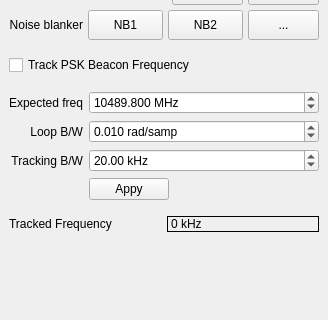
The window that src/qtgui/dockrxopt.ui (mpbraendli/gqrx) describes before a commit, drawn with Qt 5; both pictures show x 0 to 328 and y 254 to 574 of the 328 by 688 pixel window.
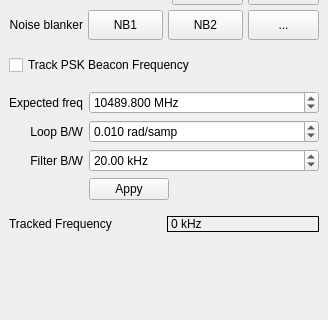
The same window after the commit. Icons and pictures are not drawn. Custom widgets are drawn as their Qt base class.

Commit message: Change beacon tracker BW setting to filter width, fix frequency conversion

What changed in the file:
```diff
--- a/src/qtgui/dockrxopt.ui
+++ b/src/qtgui/dockrxopt.ui
@@ -859,7 +859,7 @@
         <item row="2" column="0">
          <widget class="QLabel" name="trackingBWLabel">
           <property name="text">
-           <string>Tracking B/W</string>
+           <string>Filter B/W</string>
           </property>
           <property name="alignment">
            <set>Qt::AlignRight|Qt::AlignTrailing|Qt::AlignVCenter</set>
```
Left out of the diff: 6 changed lines with no effect on the pictures. The commit also changes 6 other files.
